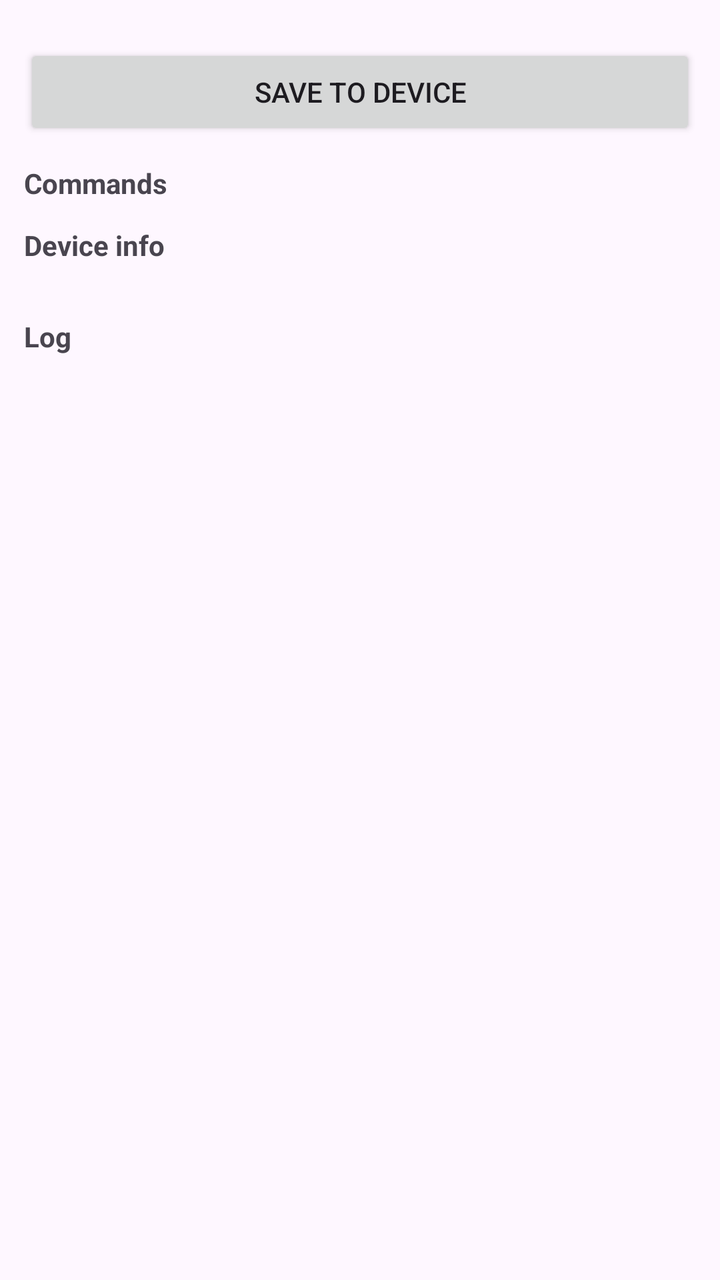
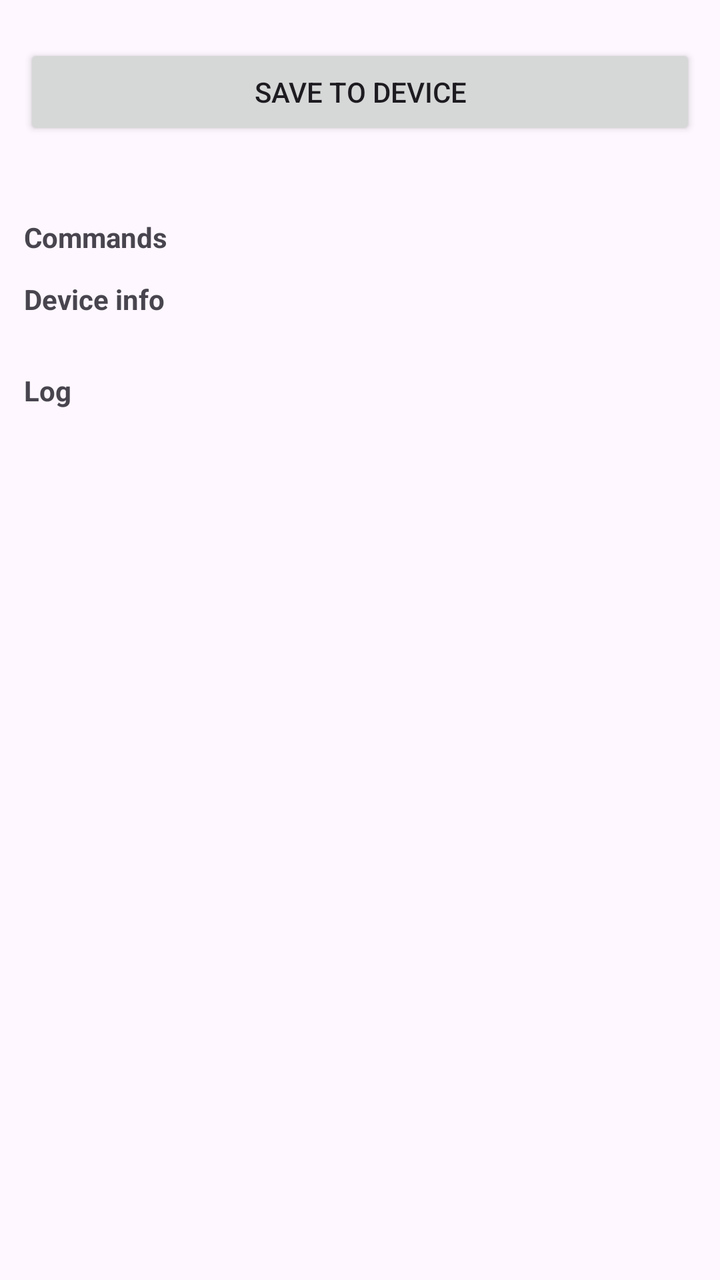

An Android layout rendered at two revisions. The XML below is the earlier revision; the diff shows what the commit changed to produce the second picture.
<!-- AndroidManifest.xml: application theme Theme.XdripObb -->
<!-- res/layout/activity_device.xml -->
<?xml version="1.0" encoding="utf-8"?>
<ScrollView xmlns:android="http://schemas.android.com/apk/res/android"
    xmlns:app="http://schemas.android.com/apk/res-auto"
    android:layout_width="match_parent"
    android:layout_height="match_parent"
    android:fitsSystemWindows="true">

    <LinearLayout
        android:layout_width="match_parent"
        android:layout_height="wrap_content"
        android:orientation="vertical"
        android:padding="12dp">

        <LinearLayout
            android:id="@+id/form"
            android:layout_width="match_parent"
            android:layout_height="wrap_content"
            android:orientation="vertical" />

        
        <TextView
            android:id="@+id/tvTzNote"
            android:layout_width="match_parent"
            android:layout_height="wrap_content"
            android:layout_marginTop="4dp"
            android:textSize="13sp"
            android:visibility="gone"
            android:text="@string/tz_note_phone" />

        <Button
            android:id="@+id/btnSave"
            android:layout_width="match_parent"
            android:layout_height="wrap_content"
            android:layout_marginTop="10dp"
            android:text="@string/btn_save" />

        <TextView
            android:layout_width="match_parent"
            android:layout_height="wrap_content"
            android:layout_marginTop="12dp"
            android:text="@string/section_commands"
            android:textStyle="bold" />
        <com.google.android.material.chip.ChipGroup
            android:id="@+id/commands"
            android:layout_width="match_parent"
            android:layout_height="wrap_content"
            app:singleLine="false" />

        <TextView
            android:layout_width="match_parent"
            android:layout_height="wrap_content"
            android:layout_marginTop="12dp"
            android:text="@string/section_device_info"
            android:textStyle="bold" />
        <TextView
            android:id="@+id/tvInfo"
            android:layout_width="match_parent"
            android:layout_height="wrap_content"
            android:fontFamily="monospace"
            android:textSize="11sp"
            android:textIsSelectable="true" />

        <TextView
            android:layout_width="match_parent"
            android:layout_height="wrap_content"
            android:layout_marginTop="12dp"
            android:text="@string/section_log"
            android:textStyle="bold" />
        <TextView
            android:id="@+id/tvLog"
            android:layout_width="match_parent"
            android:layout_height="wrap_content"
            android:fontFamily="monospace"
            android:textSize="11sp"
            android:textIsSelectable="true" />
    </LinearLayout>
</ScrollView>
<!-- resources referenced by this layout -->
<resources>
  <string name="btn_save">Save to device</string>
  <string name="section_commands">Commands</string>
  <string name="section_device_info">Device info</string>
  <string name="section_log">Log</string>
  <string name="tz_note_phone">Time zone: not needed, the phone sets the clock for this source.</string>
  <style name="Theme.XdripObb" parent="Theme.Material3.DayNight.NoActionBar">
          <item name="colorPrimary">#0B7A3E</item>
          <item name="colorOnPrimary">#FFFFFF</item>
      </style>
</resources>

<!-- the commit's change to res/layout/activity_device.xml (unified diff, before → after) -->
@@ -33,6 +33,20 @@
             android:layout_height="wrap_content"
             android:layout_marginTop="10dp"
             android:text="@string/btn_save" />
+
+        
+        <TextView
+            android:id="@+id/tvStatus"
+            android:layout_width="match_parent"
+            android:layout_height="wrap_content"
+            android:layout_marginTop="8dp" />
+        <Button
+            android:id="@+id/btnReconnect"
+            android:layout_width="match_parent"
+            android:layout_height="wrap_content"
+            android:layout_marginTop="4dp"
+            android:visibility="gone"
+            style="@style/Widget.Material3.Button.TonalButton" />
 
         <TextView
             android:layout_width="match_parent"
